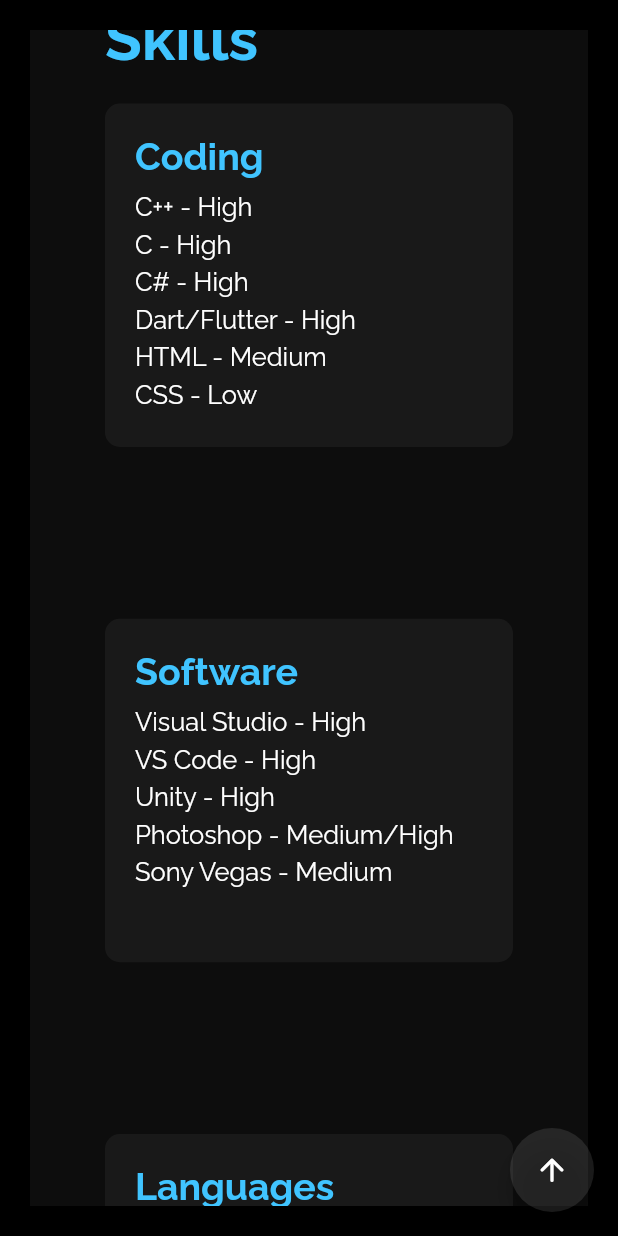
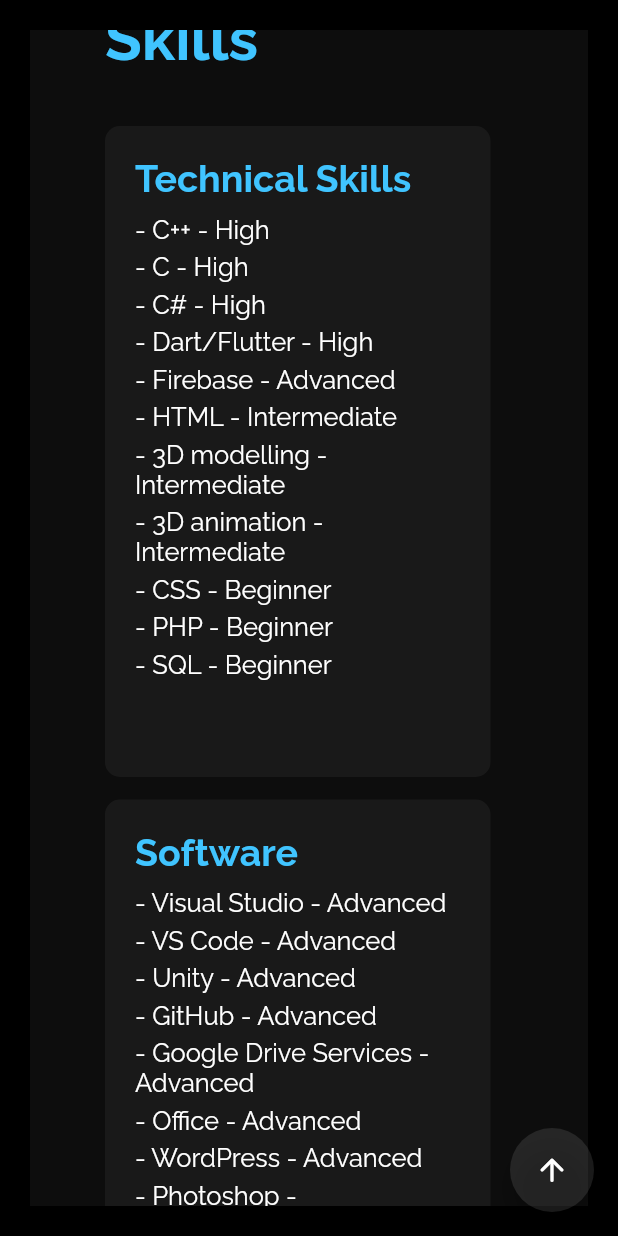
Before and after one commit to AlbertCayuela/PersonalWebsite, a Flutter app: the screen it shows after launch, scrolled down 1152 dp, on a phone screen of 412 x 824 dp. Run offline on Flutter 3.47's test engine with Material 2 defaults, Android fonts, the phone set to English and light mode, and no system bars; our stand-ins replace flutter_svg, url_launcher_web; missing offline and left inert: dart:html.

Commit message:
skills updated

```diff
--- a/lib/screens/skills_screen.dart
+++ b/lib/screens/skills_screen.dart
@@ -25,35 +25,54 @@
                 direction: isMobile ? Axis.vertical : Axis.horizontal,
                 children: [
                   SkillWidget(
-                    title: 'Coding',
+                    title: 'Technical Skills',
                     skills: {
-                      'C++': 'High',
-                      'C': 'High',
-                      'C#': 'High',
-                      'Dart/Flutter': 'High',
-                      'HTML': 'Medium',
-                      'CSS': 'Low'
+                      '- C++': 'High',
+                      '- C': 'High',
+                      '- C#': 'High',
+                      '- Dart/Flutter': 'High',
+                      '- Firebase': 'Advanced',
+                      '- HTML': 'Intermediate',
+                      '- 3D modelling': 'Intermediate',
+                      '- 3D animation': 'Intermediate',
+                      '- CSS': 'Beginner',
+                      '- PHP': 'Beginner',
+                      '- SQL': 'Beginner',
                     },
                   ),
-                  Spacer(),
                   SkillWidget(
                     title: 'Software',
                     skills: {
-                      'Visual Studio': 'High',
-                      'VS Code': 'High',
-                      'Unity': 'High',
-                      'Photoshop': 'Medium/High',
-                      'Sony Vegas': 'Medium',
+                      '- Visual Studio': 'Advanced',
+                      '- VS Code': 'Advanced',
+                      '- Unity': 'Advanced',
+                      '- GitHub': 'Advanced',
+                      '- Google Drive Services': 'Advanced',
+                      '- Office': 'Advanced',
+                      '- WordPress': 'Advanced',
+                      '- Photoshop': 'Intermediate/Advanced',
+                      '- Sony Vegas': 'Intermediate',
+                      '- 3ds Max': 'Intermediate',
+                      '- Adobe Premiere': 'Beginner',
                     },
                   ),
-                  Spacer(),
+                  SoftSkillsWidget(
+                    softSkills: [
+                      '- Curious',
+                      '- Responsible',
+                      '- Team worker',
+                      '- Willing to learn',
+                      '- Detail oriented',
+                      '- Patient'
+                    ],
+                  ),
                   SkillWidget(
                     title: 'Languages',
                     skills: {
-                      'Spanish': 'Native',
-                      'Catalan': 'Native',
-                      'English': 'Advanced',
-                      'French': 'Basic',
+                      '- Spanish': 'Native',
+                      '- Catalan': 'Native',
+                      '- English': 'Professional (B2 Certified)',
+                      '- French': 'Elementary',
                     },
                   ),
                 ],
@@ -61,6 +80,51 @@
             )
           ],
         ));
+  }
+}
+
+class SoftSkillsWidget extends StatelessWidget {
+  SoftSkillsWidget({
+    Key? key,
+    required this.softSkills,
+  }) : super(key: key);
+
+  List softSkills = [];
+
+  @override
+  Widget build(BuildContext context) {
+    return Expanded(
+      child: Container(
+        constraints: BoxConstraints.expand(),
+        padding: EdgeInsets.all(20),
+        margin: EdgeInsets.only(right: 15, top: 15),
+        decoration: BoxDecoration(
+            color: Colors.white.withOpacity(0.05),
+            borderRadius: BorderRadius.circular(10)),
+        child: Column(
+          crossAxisAlignment: CrossAxisAlignment.start,
+          children: [
+            Text(
+              'Soft skills',
+              style: Theme.of(context).textTheme.headline2,
+            ),
+            SizedBox(height: 10),
+            for (int i = 0; i < softSkills.length; i++)
+              Container(
+                child: Column(
+                  children: [
+                    Text(
+                      softSkills[i],
+                      style: Theme.of(context).textTheme.bodyText1,
+                    ),
+                    SizedBox(height: 5),
+                  ],
+                ),
+              )
+          ],
+        ),
+      ),
+    );
   }
 }
 
@@ -78,10 +142,10 @@
   @override
   Widget build(BuildContext context) {
     return Expanded(
-      flex: 2,
       child: Container(
         constraints: BoxConstraints.expand(),
         padding: EdgeInsets.all(20),
+        margin: EdgeInsets.only(right: 15, top: 15),
         decoration: BoxDecoration(
             color: Colors.white.withOpacity(0.05),
             borderRadius: BorderRadius.circular(10)),
```
